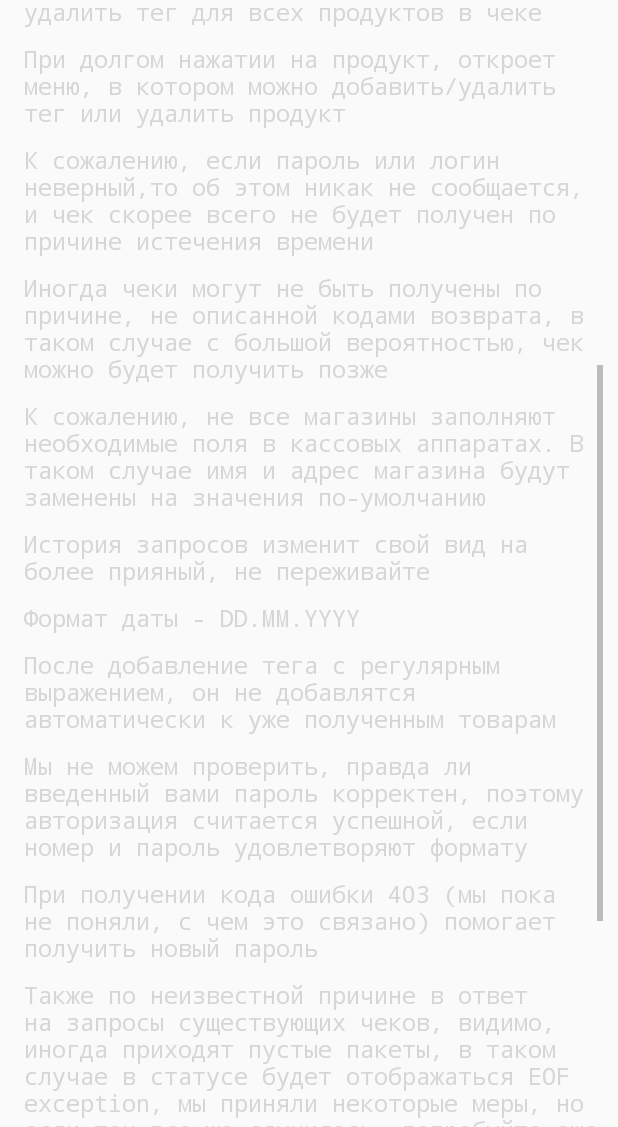
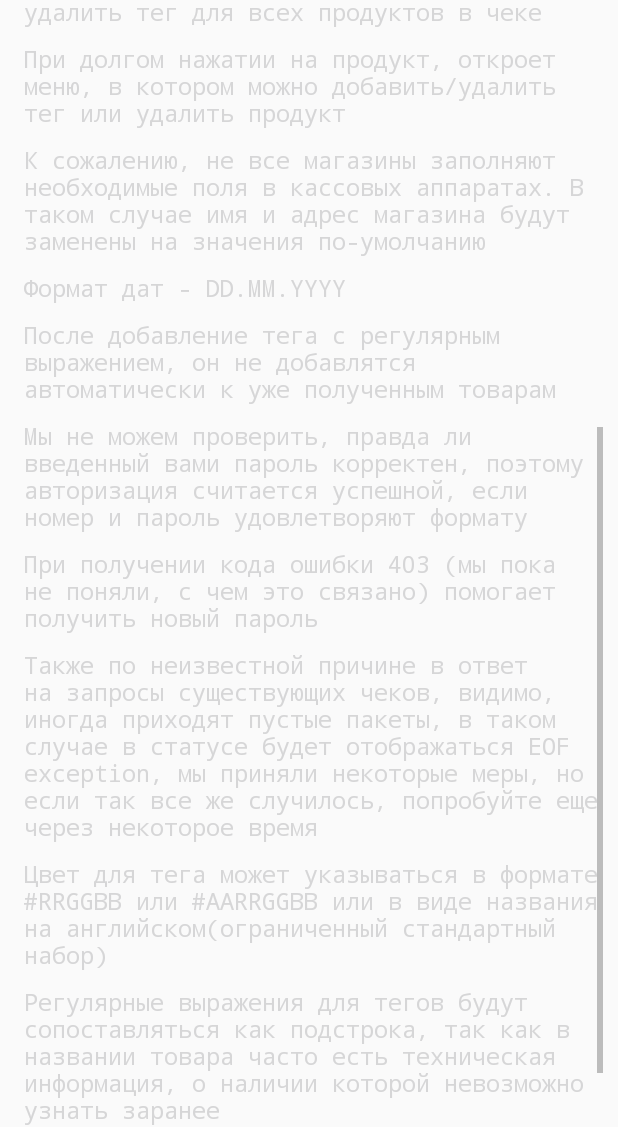
Before and after one commit to Shasha33/Spender, an Android app: the HelpActivity screen opened directly, with no data from a screen before it, scrolled down 537 dp, on a phone screen of 412 x 824 dp, the part 109-1236 px from its top. Run offline under Robolectric (Android 15) with nearby library versions, the light colour scheme and no system bars; Roboto replaces fonts that are not available here.

Commit message:
help updated

```diff
--- a/Spender/app/src/main/res/layout/activity_help.xml
+++ b/Spender/app/src/main/res/layout/activity_help.xml
@@ -129,32 +129,6 @@
 
 
             <TextView
-                android:layout_width="match_parent"
-                android:layout_height="wrap_content"
-                android:gravity="left"
-
-                android:layout_marginTop="10dp"
-                android:layout_gravity="left"
-
-                android:textColor="@color/black"
-                android:fontFamily="monospace"
-                android:textSize="15dp"
-                android:text="К сожалению, если пароль или логин неверный,то об этом никак не сообщается, и чек скорее всего не будет получен по причине истечения времени"/>
-
-            <TextView
-                android:layout_width="match_parent"
-                android:layout_height="wrap_content"
-                android:gravity="left"
-
-                android:layout_marginTop="10dp"
-                android:layout_gravity="left"
-
-                android:textColor="@color/black"
-                android:fontFamily="monospace"
-                android:textSize="15dp"
-                android:text="Иногда чеки могут не быть получены по причине, не описанной кодами возврата, в таком случае с большой вероятностью, чек можно будет получить позже"/>
-
-            <TextView
                 android:layout_width="wrap_content"
                 android:layout_height="wrap_content"
                 android:gravity="left"
@@ -178,21 +152,7 @@
 
                 android:textColor="@color/black"
                 android:textSize="15dp"
-                android:text="История запросов изменит свой вид на более прияный, не переживайте"/>
-
-
-            <TextView
-                android:layout_width="wrap_content"
-                android:layout_height="wrap_content"
-                android:gravity="left"
-
-                android:layout_marginTop="10dp"
-                android:layout_gravity="left"
-                android:fontFamily="monospace"
-
-                android:textColor="@color/black"
-                android:textSize="15dp"
-                android:text="Формат даты - DD.MM.YYYY"/>
+                android:text="Формат дат - DD.MM.YYYY"/>
 
             <TextView
                 android:layout_width="wrap_content"
```
